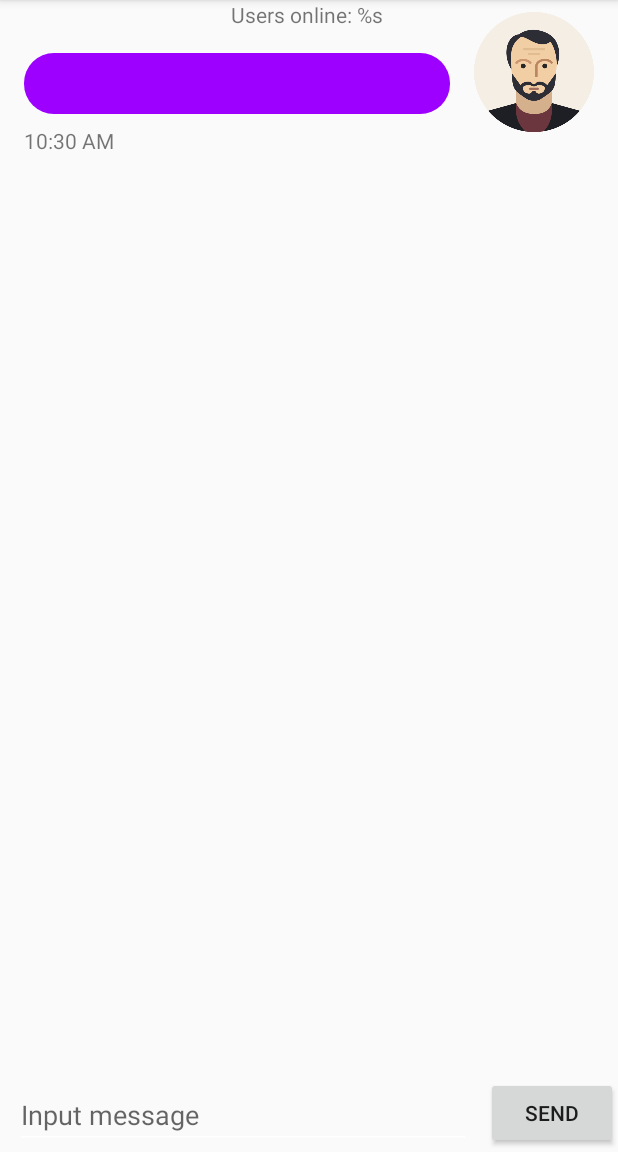
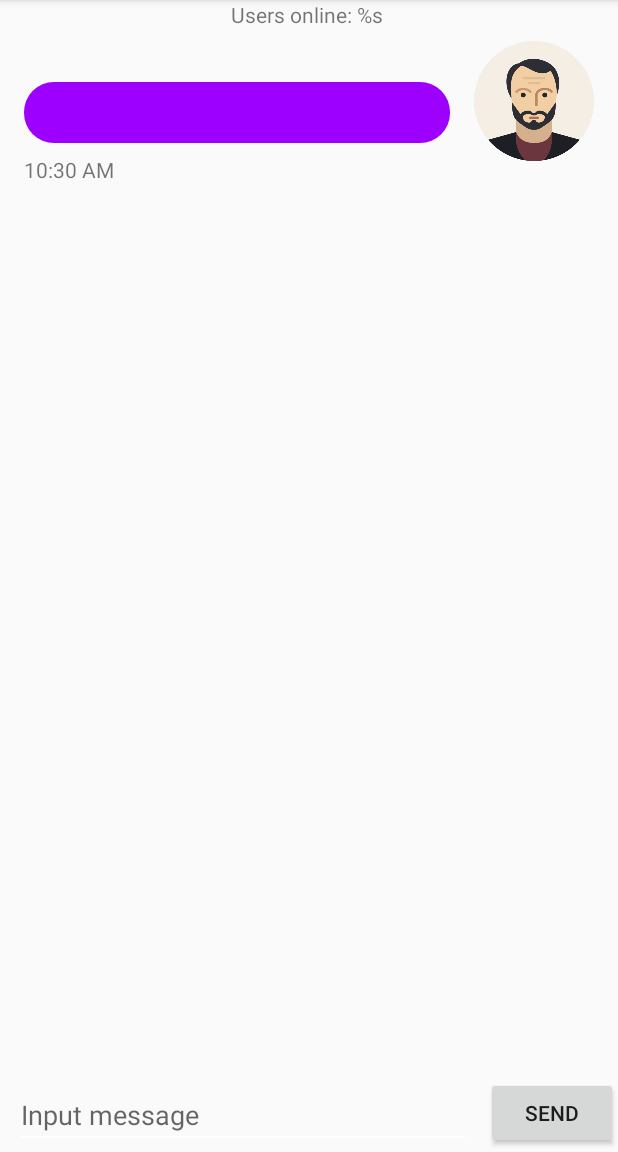
Before and after one commit to Nick-sib/skill-chat-client, an Android app: the screen it shows after launch (MainActivity), after a tap on "SEND", on a phone screen of 412 x 824 dp, the part 84-1236 px from its top. Run offline under Robolectric (Android 15) with nearby library versions, the phone set to English and light mode, and no system bars; libraries missing offline, so code that uses them is left out: org.java_websocket.client, org.java_websocket.handshake; 3 statements that could not run were skipped.

Commit message:
Update activity_main.xml

```diff
--- a/src/main/res/layout/activity_main.xml
+++ b/src/main/res/layout/activity_main.xml
@@ -17,7 +17,7 @@
         app:layout_constraintStart_toStartOf="parent"
         app:layout_constraintEnd_toEndOf="parent"
         app:layout_constraintBottom_toTopOf="@+id/e_ChatInput"
-        app:layout_constraintTop_toTopOf="parent"/>
+        app:layout_constraintTop_toBottomOf="@+id/tv_UsersOnline"/>
 
     <TextView
         android:id="@+id/tv_UsersOnline"
```
